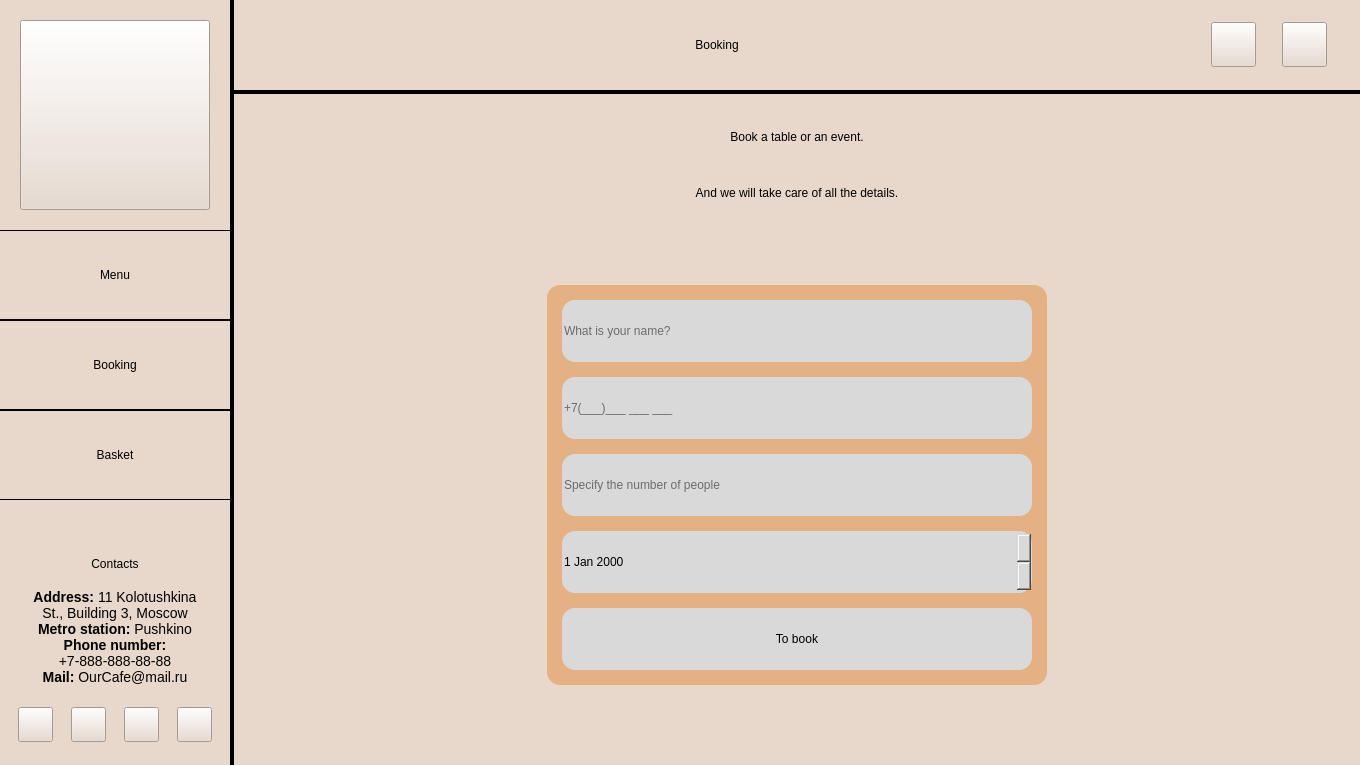
Before: the Qt Designer form application/bookingwindow.ui in redm0unt/OurCafe, drawn with Qt 5.
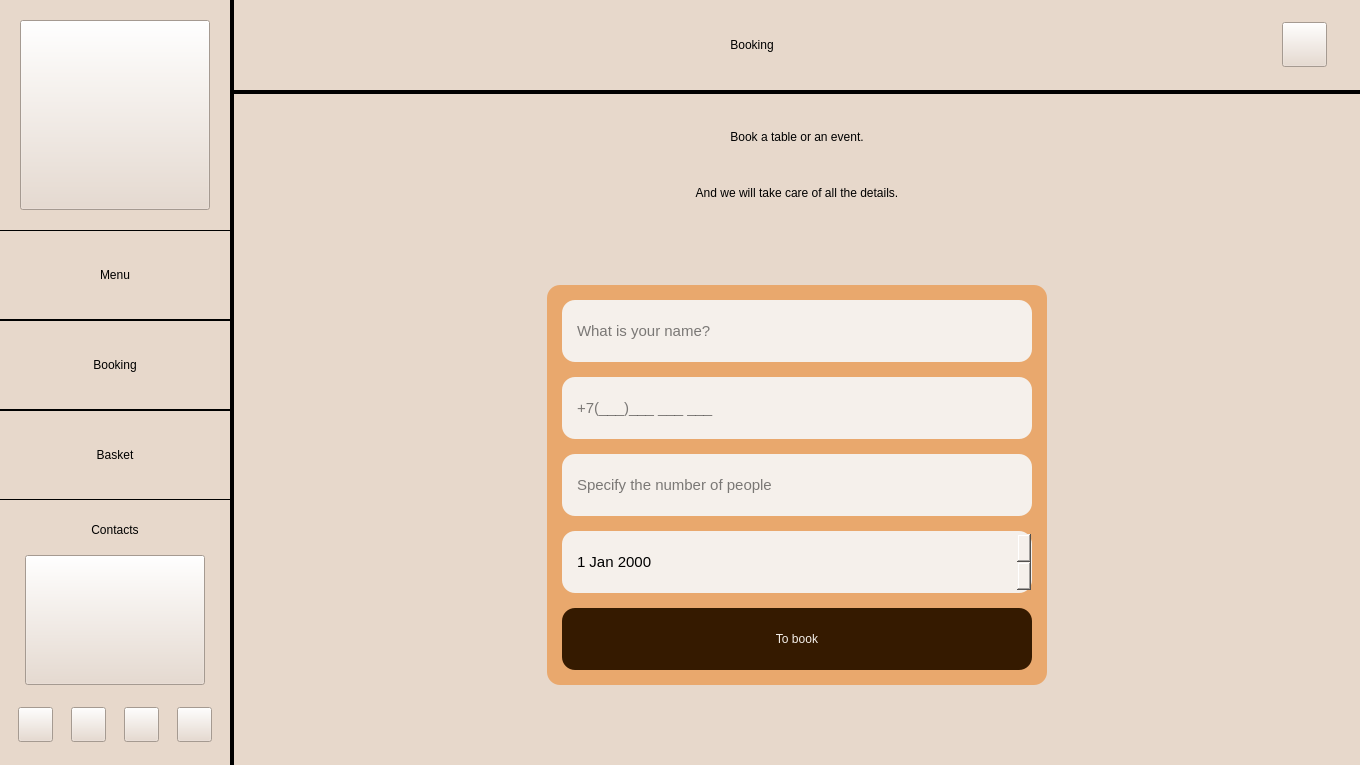
After: the same form once the commit is applied. Icons and pictures are not drawn.

Diff of the .ui file:
```diff
--- a/application/bookingwindow.ui
+++ b/application/bookingwindow.ui
@@ -382,17 +382,17 @@
            <number>0</number>
           </property>
           <item>
-           <widget class="QLabel" name="ContactsText">
+           <widget class="QPushButton" name="ContactsText">
             <property name="sizePolicy">
-             <sizepolicy hsizetype="Fixed" vsizetype="Preferred">
+             <sizepolicy hsizetype="Fixed" vsizetype="Fixed">
               <horstretch>0</horstretch>
               <verstretch>0</verstretch>
              </sizepolicy>
             </property>
-            <property name="maximumSize">
+            <property name="minimumSize">
              <size>
               <width>180</width>
-              <height>16777215</height>
+              <height>130</height>
              </size>
             </property>
             <property name="cursor">
@@ -405,31 +405,10 @@
              <enum>Qt::NoFocus</enum>
             </property>
             <property name="styleSheet">
-             <string notr="true">font: 14px</string>
-            </property>
-            <property name="frameShadow">
-             <enum>QFrame::Plain</enum>
+             <string notr="true">border-image: url(:/resources/resources/About_text.png) 0;</string>
             </property>
             <property name="text">
-             <string>&lt;html&gt;&lt;head/&gt;&lt;body&gt;&lt;p align=&quot;center&quot;&gt;&lt;span style=&quot; font-weight:700;&quot;&gt;Address:&lt;/span&gt; 11 Kolotushkina St., Building 3, Moscow&lt;br/&gt;&lt;span style=&quot; font-weight:700;&quot;&gt;Metro station:&lt;/span&gt; Pushkino&lt;br/&gt;&lt;span style=&quot; font-weight:700;&quot;&gt;Phone number:&lt;/span&gt; +7-888-888-88-88&lt;br/&gt;&lt;span style=&quot; font-weight:700;&quot;&gt;Mail:&lt;/span&gt; OurCafe@mail.ru&lt;/p&gt;&lt;/body&gt;&lt;/html&gt;</string>
-            </property>
-            <property name="textFormat">
-             <enum>Qt::AutoText</enum>
-            </property>
-            <property name="scaledContents">
-             <bool>false</bool>
-            </property>
-            <property name="alignment">
-             <set>Qt::AlignCenter</set>
-            </property>
-            <property name="wordWrap">
-             <bool>true</bool>
-            </property>
-            <property name="indent">
-             <number>0</number>
-            </property>
-            <property name="textInteractionFlags">
-             <set>Qt::LinksAccessibleByMouse</set>
+             <string/>
             </property>
            </widget>
           </item>
@@ -723,13 +702,13 @@
             </property>
             <property name="minimumSize">
              <size>
-              <width>140</width>
+              <width>70</width>
               <height>0</height>
              </size>
             </property>
             <property name="maximumSize">
              <size>
-              <width>140</width>
+              <width>70</width>
               <height>16777215</height>
              </size>
             </property>
@@ -749,37 +728,6 @@
              <property name="bottomMargin">
               <number>0</number>
              </property>
-             <item>
-              <widget class="QPushButton" name="Cart">
-               <property name="sizePolicy">
-                <sizepolicy hsizetype="Maximum" vsizetype="Maximum">
-                 <horstretch>0</horstretch>
-                 <verstretch>0</verstretch>
-                </sizepolicy>
-               </property>
-               <property name="minimumSize">
-                <size>
-                 <width>45</width>
-                 <height>45</height>
-                </size>
-               </property>
-               <property name="maximumSize">
-                <size>
-                 <width>45</width>
-                 <height>45</height>
-                </size>
-               </property>
-               <property name="cursor">
-                <cursorShape>PointingHandCursor</cursorShape>
-               </property>
-               <property name="styleSheet">
-                <string notr="true">border-image: url(:/resources/resources/Cart.png) 0 stretch stretch;</string>
-               </property>
-               <property name="text">
-                <string/>
-               </property>
-              </widget>
-             </item>
              <item>
               <widget class="QPushButton" name="Account">
                <property name="sizePolicy">
@@ -986,7 +934,7 @@
                      </size>
                     </property>
                     <property name="styleSheet">
-                     <string notr="true">background-color: rgb(229, 176, 130);
+                     <string notr="true">background-color: #E9A86D;
 border-top-left-radius: 13px;
 border-top-right-radius: 13px;
 border-bottom-left-radius: 13px;
@@ -1022,12 +970,12 @@
                           </sizepolicy>
                          </property>
                          <property name="styleSheet">
-                          <string notr="true">background-color: rgb(217, 217, 217);
-border-top-left-radius: 13px;
-border-top-right-radius: 13px;
-border-bottom-left-radius: 13px;
-border-bottom-right-radius: 13px;
-</string>
+                          <string notr="true">font: 15px;
+color: #000000;
+
+background-color: #F5F0EB;
+border-radius: 13px;
+padding: 0 13px;</string>
                          </property>
                          <property name="text">
                           <string/>
@@ -1046,11 +994,12 @@
                           </sizepolicy>
                          </property>
                          <property name="styleSheet">
-                          <string notr="true">background-color: rgb(217, 217, 217);
-border-top-left-radius: 13px;
-border-top-right-radius: 13px;
-border-bottom-left-radius: 13px;
-border-bottom-right-radius: 13px;</string>
+                          <string notr="true">font: 15px;
+color: #000000;
+
+background-color: #F5F0EB;
+border-radius: 13px;
+padding: 0 13px;</string>
                          </property>
                          <property name="text">
                           <string/>
@@ -1075,11 +1024,12 @@
                           </size>
                          </property>
                          <property name="styleSheet">
-                          <string notr="true">background-color: rgb(217, 217, 217);
-border-top-left-radius: 13px;
-border-top-right-radius: 13px;
-border-bottom-left-radius: 13px;
-border-bottom-right-radius: 13px;</string>
+                          <string notr="true">font: 15px;
+color: #000000;
+
+background-color: #F5F0EB;
+border-radius: 13px;
+padding: 0 13px;</string>
                          </property>
                          <property name="text">
                           <string/>
@@ -1104,11 +1054,12 @@
                           </size>
                          </property>
                          <property name="styleSheet">
-                          <string notr="true">background-color: rgb(217, 217, 217);
-border-top-left-radius: 13px;
-border-top-right-radius: 13px;
-border-bottom-left-radius: 13px;
-border-bottom-right-radius: 13px;</string>
+                          <string notr="true">font: 15px;
+color: #000000;
+
+background-color: #F5F0EB;
+border-radius: 13px;
+padding: 0 13px;</string>
                          </property>
                         </widget>
                        </item>
@@ -1121,12 +1072,11 @@
                           </sizepolicy>
                          </property>
                          <property name="styleSheet">
-                          <string notr="true">font: 700 16pt &quot;Segoe UI&quot;;
-background-color: rgb(217, 217, 217);
-border-top-left-radius: 13px;
-border-top-right-radius: 13px;
-border-bottom-left-radius: 13px;
-border-bottom-right-radius: 13px;</string>
+                          <string notr="true">font: 700 18px;
+color: #F5F0EB;
+
+background-color: #351A00;
+border-radius: 13px;</string>
                          </property>
                          <property name="text">
                           <string>To book</string>
```
Left out of the diff: 8 changed lines with no effect on the pictures.
